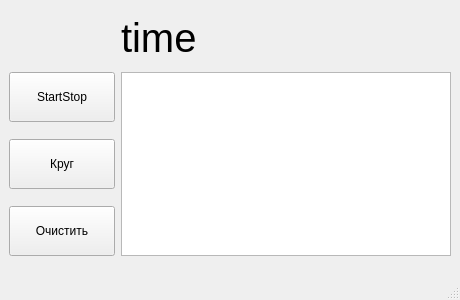
First picture: the form in mainwindow.ui, repository MiBeloz/HW-qt7-5, before the edit.
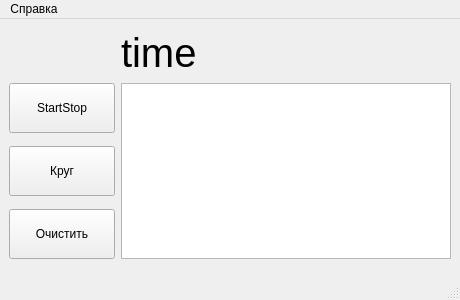
Second picture: the form after the edit.

```diff
--- a/mainwindow.ui
+++ b/mainwindow.ui
@@ -95,9 +95,16 @@
      <x>0</x>
      <y>0</y>
      <width>460</width>
-     <height>21</height>
+     <height>22</height>
     </rect>
    </property>
+   <widget class="QMenu" name="help">
+    <property name="title">
+     <string>Справка</string>
+    </property>
+    <addaction name="about"/>
+   </widget>
+   <addaction name="help"/>
   </widget>
   <widget class="QStatusBar" name="statusbar"/>
  </widget>
```
Left out of the diff: 26 changed lines with no effect on the pictures.
